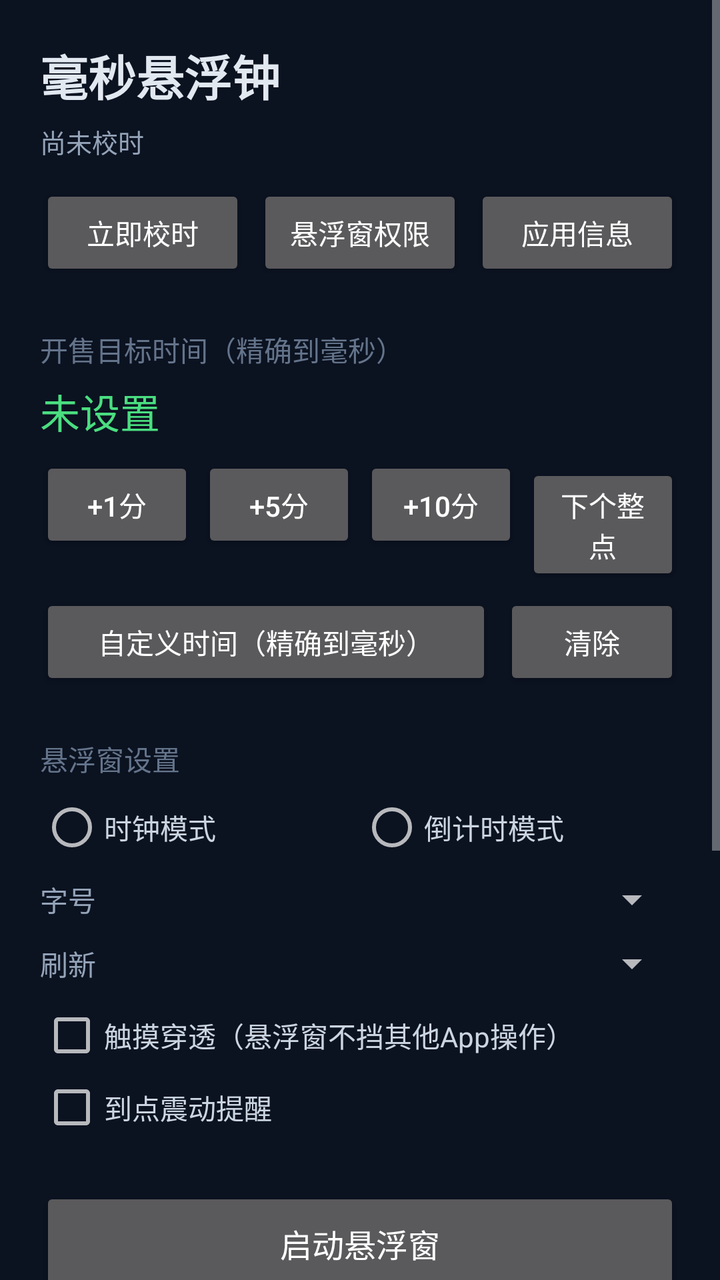
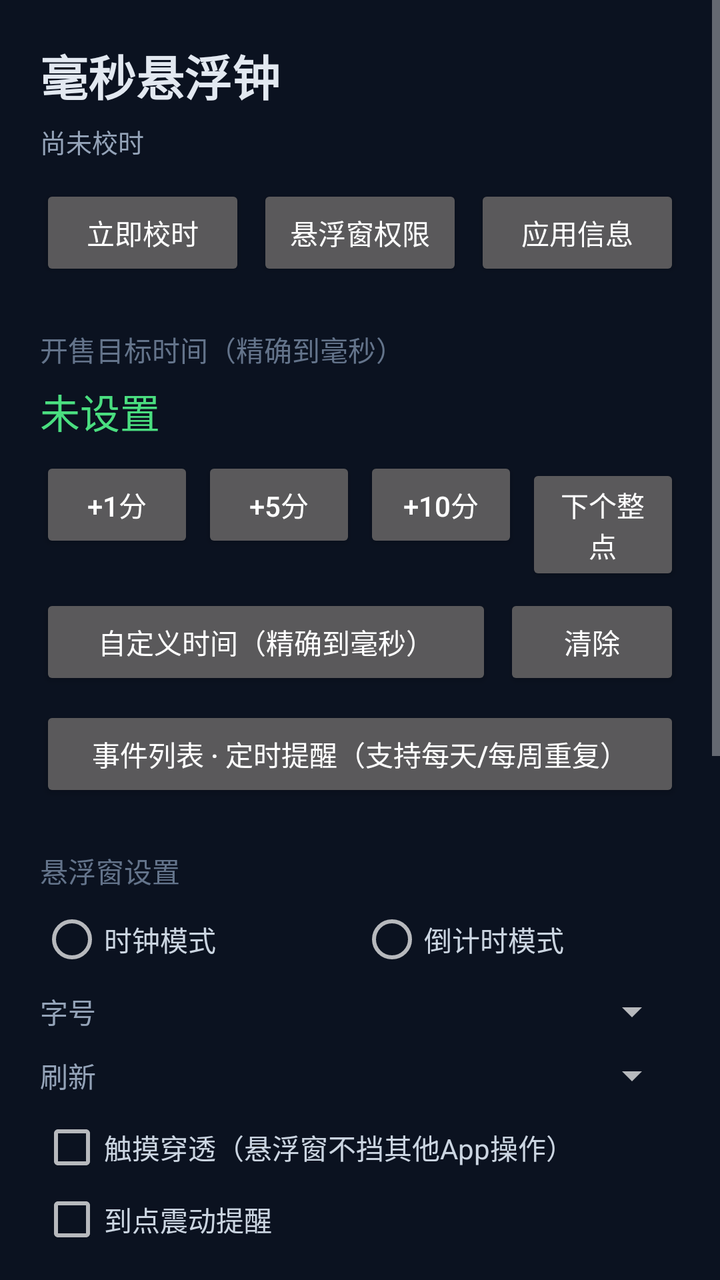

Screens rendered from an Android XML layout before and after an edit, with the pre-edit source and the edit as a unified diff.
<!-- AndroidManifest.xml: application theme AppTheme -->
<!-- res/layout/activity_main.xml -->
<?xml version="1.0" encoding="utf-8"?>
<ScrollView xmlns:android="http://schemas.android.com/apk/res/android"
    android:layout_width="match_parent"
    android:layout_height="match_parent"
    android:background="#0B1220"
    android:fillViewport="true">

    <LinearLayout
        android:layout_width="match_parent"
        android:layout_height="wrap_content"
        android:orientation="vertical"
        android:padding="20dp">

        <TextView
            android:layout_width="wrap_content"
            android:layout_height="wrap_content"
            android:text="毫秒悬浮钟"
            android:textColor="#E2E8F0"
            android:textSize="24sp"
            android:textStyle="bold" />

        <TextView
            android:id="@+id/tvStatus"
            android:layout_width="match_parent"
            android:layout_height="wrap_content"
            android:layout_marginTop="6dp"
            android:text="尚未校时"
            android:textColor="#94A3B8"
            android:textSize="13sp" />

        <LinearLayout
            android:layout_width="match_parent"
            android:layout_height="wrap_content"
            android:layout_marginTop="12dp"
            android:orientation="horizontal">

            <Button
                android:id="@+id/btnSync"
                android:layout_width="0dp"
                android:layout_height="wrap_content"
                android:layout_marginEnd="6dp"
                android:layout_weight="1"
                android:text="立即校时" />

            <Button
                android:id="@+id/btnPerm"
                android:layout_width="0dp"
                android:layout_height="wrap_content"
                android:layout_marginEnd="6dp"
                android:layout_weight="1"
                android:text="悬浮窗权限" />

            <Button
                android:id="@+id/btnAppInfo"
                android:layout_width="0dp"
                android:layout_height="wrap_content"
                android:layout_weight="1"
                android:text="应用信息" />
        </LinearLayout>

        <TextView
            android:layout_width="wrap_content"
            android:layout_height="wrap_content"
            android:layout_marginTop="24dp"
            android:text="开售目标时间（精确到毫秒）"
            android:textColor="#64748B"
            android:textSize="14sp" />

        <TextView
            android:id="@+id/tvTarget"
            android:layout_width="match_parent"
            android:layout_height="wrap_content"
            android:layout_marginTop="6dp"
            android:fontFamily="monospace"
            android:text="未设置"
            android:textColor="#4ADE80"
            android:textSize="20sp" />

        <LinearLayout
            android:layout_width="match_parent"
            android:layout_height="wrap_content"
            android:layout_marginTop="8dp"
            android:orientation="horizontal">

            <Button
                android:id="@+id/btnM1"
                android:layout_width="0dp"
                android:layout_height="wrap_content"
                android:layout_marginEnd="4dp"
                android:layout_weight="1"
                android:text="+1分" />

            <Button
                android:id="@+id/btnM5"
                android:layout_width="0dp"
                android:layout_height="wrap_content"
                android:layout_marginEnd="4dp"
                android:layout_weight="1"
                android:text="+5分" />

            <Button
                android:id="@+id/btnM10"
                android:layout_width="0dp"
                android:layout_height="wrap_content"
                android:layout_marginEnd="4dp"
                android:layout_weight="1"
                android:text="+10分" />

            <Button
                android:id="@+id/btnHour"
                android:layout_width="0dp"
                android:layout_height="wrap_content"
                android:layout_weight="1"
                android:text="下个整点" />
        </LinearLayout>

        <LinearLayout
            android:layout_width="match_parent"
            android:layout_height="wrap_content"
            android:layout_marginTop="8dp"
            android:orientation="horizontal">

            <Button
                android:id="@+id/btnPick"
                android:layout_width="0dp"
                android:layout_height="wrap_content"
                android:layout_marginEnd="6dp"
                android:layout_weight="1"
                android:text="自定义时间（精确到毫秒）" />

            <Button
                android:id="@+id/btnClear"
                android:layout_width="wrap_content"
                android:layout_height="wrap_content"
                android:text="清除" />
        </LinearLayout>

        <TextView
            android:layout_width="wrap_content"
            android:layout_height="wrap_content"
            android:layout_marginTop="24dp"
            android:text="悬浮窗设置"
            android:textColor="#64748B"
            android:textSize="14sp" />

        <RadioGroup
            android:id="@+id/rgMode"
            android:layout_width="match_parent"
            android:layout_height="wrap_content"
            android:layout_marginTop="8dp"
            android:orientation="horizontal">

            <RadioButton
                android:id="@+id/rbClock"
                android:layout_width="0dp"
                android:layout_height="wrap_content"
                android:layout_weight="1"
                android:text="时钟模式"
                android:textColor="#CBD5E1" />

            <RadioButton
                android:id="@+id/rbCount"
                android:layout_width="0dp"
                android:layout_height="wrap_content"
                android:layout_weight="1"
                android:text="倒计时模式"
                android:textColor="#CBD5E1" />
        </RadioGroup>

        <LinearLayout
            android:layout_width="match_parent"
            android:layout_height="wrap_content"
            android:layout_marginTop="8dp"
            android:gravity="center_vertical"
            android:orientation="horizontal">

            <TextView
                android:layout_width="48dp"
                android:layout_height="wrap_content"
                android:gravity="center_vertical"
                android:text="字号"
                android:textColor="#94A3B8"
                android:textSize="14sp" />

            <Spinner
                android:id="@+id/spSize"
                android:layout_width="0dp"
                android:layout_height="wrap_content"
                android:layout_weight="1" />
        </LinearLayout>

        <LinearLayout
            android:layout_width="match_parent"
            android:layout_height="wrap_content"
            android:layout_marginTop="8dp"
            android:gravity="center_vertical"
            android:orientation="horizontal">

            <TextView
                android:layout_width="48dp"
                android:layout_height="wrap_content"
                android:gravity="center_vertical"
                android:text="刷新"
                android:textColor="#94A3B8"
                android:textSize="14sp" />

            <Spinner
                android:id="@+id/spRate"
                android:layout_width="0dp"
                android:layout_height="wrap_content"
                android:layout_weight="1" />
        </LinearLayout>

        <CheckBox
            android:id="@+id/cbPass"
            android:layout_width="match_parent"
            android:layout_height="wrap_content"
            android:layout_marginTop="8dp"
            android:text="触摸穿透（悬浮窗不挡其他App操作）"
            android:textColor="#CBD5E1" />

        <CheckBox
            android:id="@+id/cbVibrate"
            android:layout_width="match_parent"
            android:layout_height="wrap_content"
            android:layout_marginTop="4dp"
            android:text="到点震动提醒"
            android:textColor="#CBD5E1" />

        <Button
            android:id="@+id/btnStart"
            android:layout_width="match_parent"
            android:layout_height="56dp"
            android:layout_marginTop="24dp"
            android:text="启动悬浮窗"
            android:textSize="16sp" />

        <TextView
            android:layout_width="match_parent"
            android:layout_height="wrap_content"
            android:layout_marginTop="20dp"
            android:lineSpacingExtra="4dp"
            android:text="使用说明：\n1. 先点「立即校时」，通过 NTP 服务器校准手机时钟偏差（抢购关键，通常能修正几百毫秒误差）。\n2. 设置开售目标时间，选「倒计时模式」，点「启动悬浮窗」。\n3. 小米手机需开启：应用信息→其他权限→「显示悬浮窗」「后台弹出界面」，并把省电策略设为「无限制」防止后台被杀。\n4. 悬浮窗可拖动；点按悬浮窗呼出菜单（校时/穿透/隐藏/退出）。\n5. 开启「触摸穿透」后手指操作完全穿过悬浮窗，不影响在抢购页面的点击。\n6. 最后 10 秒变黄、5 秒变橙、1 秒变红，到点变绿并震动。"
            android:textColor="#64748B"
            android:textSize="12sp" />
    </LinearLayout>
</ScrollView>
<!-- resources referenced by this layout -->
<resources>
  <style name="AppTheme" parent="android:Theme.Material.NoActionBar">
          <item name="android:colorPrimary">#3B82F6</item>
          <item name="android:colorAccent">#4ADE80</item>
          <item name="android:windowBackground">#0B1220</item>
      </style>
</resources>

<!-- the commit's change to res/layout/activity_main.xml (unified diff, before → after) -->
@@ -135,6 +135,13 @@
                 android:text="清除" />
         </LinearLayout>
 
+        <Button
+            android:id="@+id/btnEvents"
+            android:layout_width="match_parent"
+            android:layout_height="wrap_content"
+            android:layout_marginTop="8dp"
+            android:text="事件列表 · 定时提醒（支持每天/每周重复）" />
+
         <TextView
             android:layout_width="wrap_content"
             android:layout_height="wrap_content"
@@ -240,7 +247,7 @@
             android:layout_height="wrap_content"
             android:layout_marginTop="20dp"
             android:lineSpacingExtra="4dp"
-            android:text="使用说明：\n1. 先点「立即校时」，通过 NTP 服务器校准手机时钟偏差（抢购关键，通常能修正几百毫秒误差）。\n2. 设置开售目标时间，选「倒计时模式」，点「启动悬浮窗」。\n3. 小米手机需开启：应用信息→其他权限→「显示悬浮窗」「后台弹出界面」，并把省电策略设为「无限制」防止后台被杀。\n4. 悬浮窗可拖动；点按悬浮窗呼出菜单（校时/穿透/隐藏/退出）。\n5. 开启「触摸穿透」后手指操作完全穿过悬浮窗，不影响在抢购页面的点击。\n6. 最后 10 秒变黄、5 秒变橙、1 秒变红，到点变绿并震动。"
+            android:text="使用说明：\n1. 先点「立即校时」，通过 NTP 服务器校准手机时钟偏差（抢购关键，通常能修正几百毫秒误差）。\n2. 设置开售目标时间，选「倒计时模式」，点「启动悬浮窗」。\n3. 小米手机需开启：应用信息→其他权限→「显示悬浮窗」「后台弹出界面」，并把省电策略设为「无限制」防止后台被杀。\n4. 悬浮窗可拖动；点按悬浮窗呼出菜单（校时/穿透/隐藏/退出）。\n5. 开启「触摸穿透」后手指操作完全穿过悬浮窗，不影响在抢购页面的点击。\n6. 最后 10 秒变黄、5 秒变橙、1 秒变红，到点变绿并震动。\n7. 「事件列表」可预设开售时间（支持每天/每周几重复），到点前 N 分钟收到提醒通知，点通知里「开始倒计时」直接唤起悬浮窗；点击事件行也可手动设为目标。"
             android:textColor="#64748B"
             android:textSize="12sp" />
     </LinearLayout>
